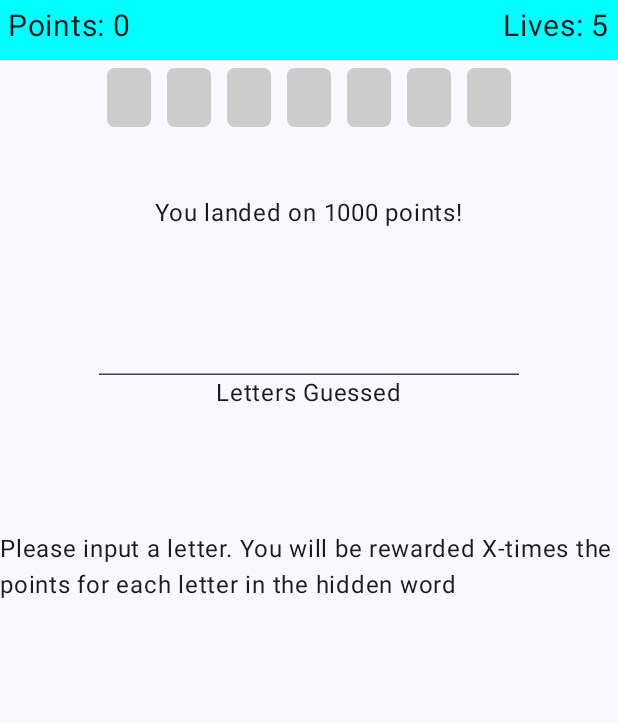
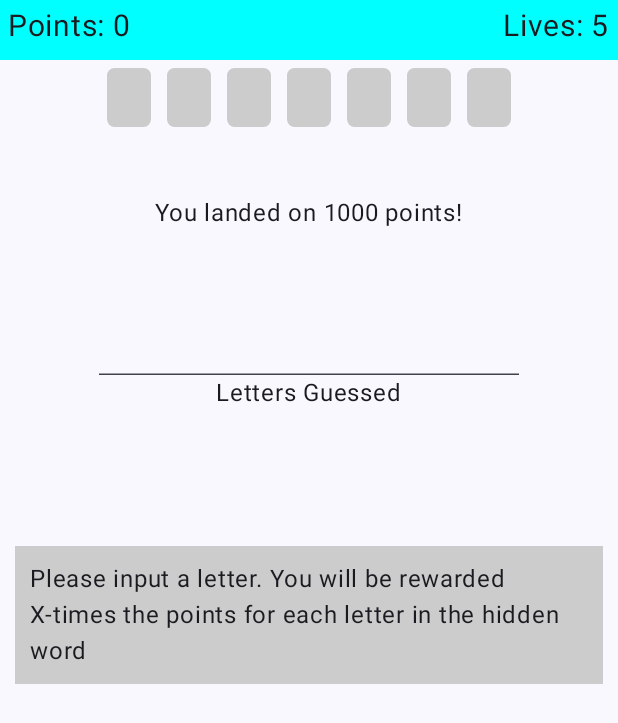
Before and after one commit to Greve2001/WheelOfFortune, an Android app built with Jetpack Compose: the screen it shows after launch (MainActivity), after a tap on "Spin the Wheel", on a phone screen of 412 x 824 dp. Shown: the top 723 px of the screen. Run offline under Robolectric (Android 15) with nearby library versions, the phone set to English and light mode, and no system bars.

```diff
--- a/app/src/main/java/com/example/wheeloffortune/MainActivity.kt
+++ b/app/src/main/java/com/example/wheeloffortune/MainActivity.kt
@@ -3,6 +3,7 @@ package com.example.wheeloffortune
 import android.os.Bundle
 import androidx.activity.ComponentActivity
 import androidx.activity.compose.setContent
+import androidx.compose.foundation.background
 import androidx.compose.foundation.layout.*
 import androidx.compose.material3.*
 import androidx.compose.runtime.Composable
@@ -61,11 +62,10 @@ fun WheelOfFortune() {
     ) {
         // Absolute
         TopBar(points = uiState.value.points, lives = uiState.value.lives)
-
         WordDisplay(letters = lettersToDisplay.uppercase())
-
         Spacer(modifier = Modifier.height(40.dp))
 
+        // IDLE
         if (uiState.value.gameState == GameState.IDLE) {
             Button(
                 onClick = {
@@ -76,6 +76,7 @@ fun WheelOfFortune() {
             }
         }
 
+        // INPUTTING
         if (uiState.value.gameState == GameState.INPUTTING)  {
             // Result String
             val resultString = "You landed on ${uiState.value.pointsPerLetter} points!"
@@ -84,28 +85,21 @@ fun WheelOfFortune() {
             Spacer(modifier = Modifier.height(40.dp))
 
             // Guessed Letters
-            TextField(
-                modifier = Modifier.focusRequester(focusRequester),
-                value = uiState.value.lettersGuessed,
-                onValueChange = {
-                    if (viewModel.guessLetter(it.last())){
-                        keyboardController?.hide()
-                        focusManager.clearFocus()
-                    } },
-                colors = TextFieldDefaults.textFieldColors(
-                    containerColor = Color.Transparent,
-                    // unfocusedIndicatorColor = Color.Transparent
-                )
-            )
+            GuessedLetters(
+                focusRequester = focusRequester,
+                guessedLetters = uiState.value.lettersGuessed
+            ) {
+                if (viewModel.guessLetter(it.last())){
+                    keyboardController?.hide()
+                    focusManager.clearFocus()
+                }
+            }
             focusRequester.requestFocus() // Focus on TextField
-            Text(text = "Letters Guessed") // Textfield Description
 
             Spacer(modifier = Modifier.height(80.dp))
 
-            // Description / Instructions
-            var description: String = "Please input a letter. You will be rewarded X-times " +
-                    "the points for each letter in the hidden word"
-            Text(text = description)
+            DescriptionBox(text = "Please input a letter. You will be rewarded X-times " +
+                    "the points for each letter in the hidden word")
         }
     }
 }
--- a/app/src/main/java/com/example/wheeloffortune/ui/Components.kt
+++ b/app/src/main/java/com/example/wheeloffortune/ui/Components.kt
@@ -6,11 +6,16 @@ import androidx.compose.foundation.lazy.grid.GridCells
 import androidx.compose.foundation.lazy.grid.LazyVerticalGrid
 import androidx.compose.foundation.lazy.grid.items
 import androidx.compose.foundation.shape.RoundedCornerShape
+import androidx.compose.material3.ExperimentalMaterial3Api
 import androidx.compose.material3.Text
+import androidx.compose.material3.TextField
+import androidx.compose.material3.TextFieldDefaults
 import androidx.compose.runtime.Composable
 import androidx.compose.ui.Alignment
 import androidx.compose.ui.Modifier
 import androidx.compose.ui.draw.clip
+import androidx.compose.ui.focus.FocusRequester
+import androidx.compose.ui.focus.focusRequester
 import androidx.compose.ui.graphics.Color
 import androidx.compose.ui.unit.dp
 import androidx.compose.ui.unit.sp
@@ -72,3 +77,39 @@ fun TopBar(points: Int, lives: Int){
         )
     }
 }
+
+////////// Description Box //////////
+@Composable
+fun DescriptionBox(text: String){
+    BoxWithConstraints(
+        modifier = Modifier
+            .fillMaxWidth()
+            .padding(10.dp)
+            .background(Color.LightGray),
+        contentAlignment = Alignment.Center
+    ) {
+        Text(
+            text = text,
+            modifier = Modifier.padding(10.dp)
+        )
+    }
+}
+
+@OptIn(ExperimentalMaterial3Api::class)
+@Composable
+fun GuessedLetters(
+    focusRequester: FocusRequester,
+    guessedLetters: String,
+    onValueChange: (String) -> Unit
+){
+    TextField(
+        value = guessedLetters,
+        onValueChange = onValueChange,
+        modifier = Modifier.focusRequester(focusRequester),
+        colors = TextFieldDefaults.textFieldColors(
+            containerColor = Color.Transparent,
+            // unfocusedIndicatorColor = Color.Transparent
+        )
+    )
+    Text(text = "Letters Guessed") // Textfield Description
+}
```
